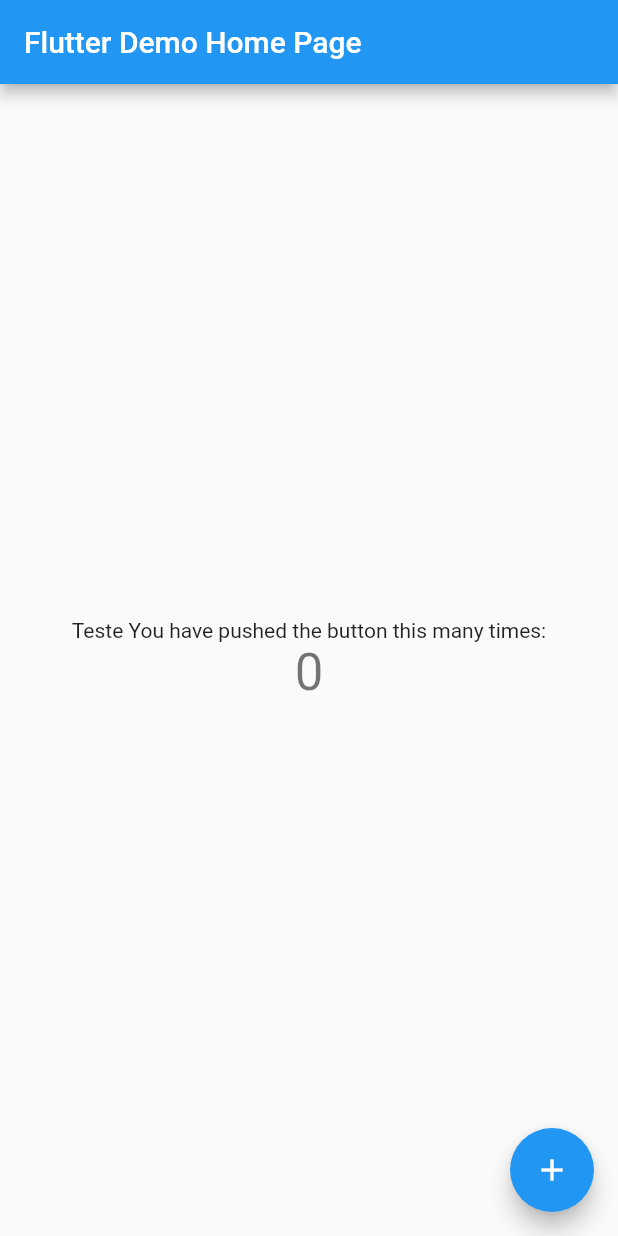
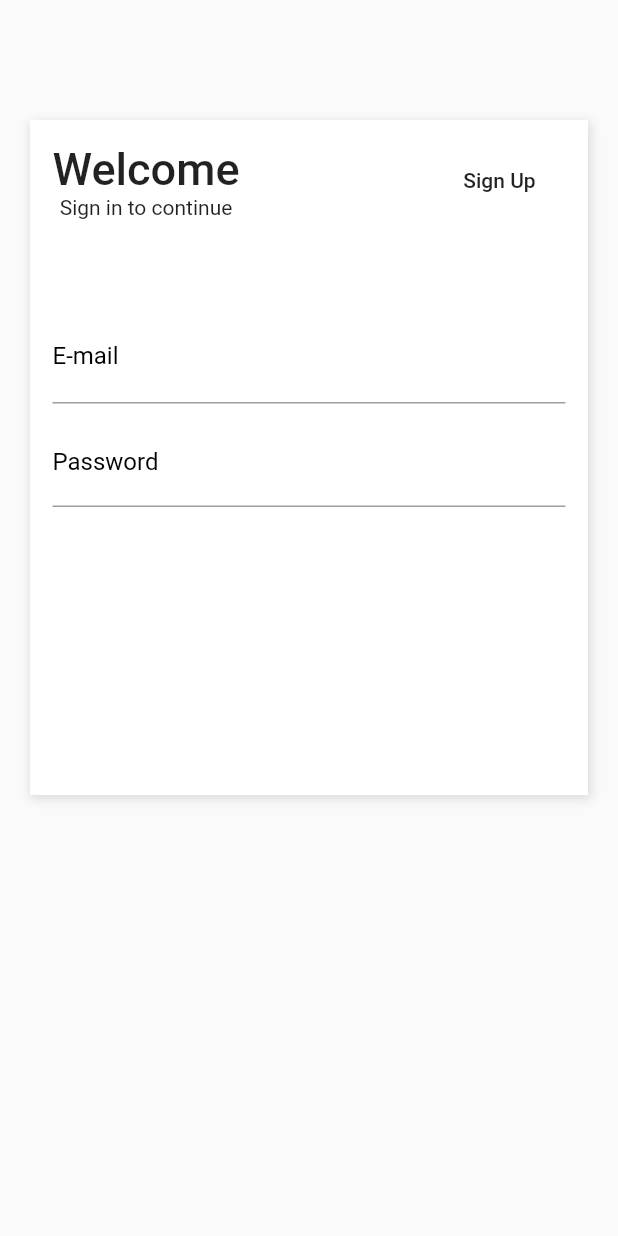
Before and after one commit to wandealves/Flutter_eshop_layout, a Flutter app: the screen it shows after launch, on a phone screen of 412 x 824 dp. Run offline on Flutter 3.47's test engine with Material 2 defaults, Android fonts, the phone set to English and light mode, and no system bars.

Commit message:
Criação page login

```diff
--- a/eshop/lib/main.dart
+++ b/eshop/lib/main.dart
@@ -1,4 +1,6 @@
 import 'package:flutter/material.dart';
+
+import 'package:eshop/pages/login.page.dart';
 
 void main() => runApp(MyApp());
 
@@ -8,104 +10,11 @@
   Widget build(BuildContext context) {
     return MaterialApp(
       title: 'Flutter Demo',
+      debugShowCheckedModeBanner: false,
       theme: ThemeData(
-        // This is the theme of your application.
-        //
-        // Try running your application with "flutter run". You'll see the
-        // application has a blue toolbar. Then, without quitting the app, try
-        // changing the primarySwatch below to Colors.green and then invoke
-        // "hot reload" (press "r" in the console where you ran "flutter run",
-        // or simply save your changes to "hot reload" in a Flutter IDE).
-        // Notice that the counter didn't reset back to zero; the application
-        // is not restarted.
         primarySwatch: Colors.blue,
       ),
-      home: MyHomePage(title: 'Flutter Demo Home Page'),
+      home: LoginPage(),
     );
   }
 }
-
-class MyHomePage extends StatefulWidget {
-  MyHomePage({Key key, this.title}) : super(key: key);
-
-  // This widget is the home page of your application. It is stateful, meaning
-  // that it has a State object (defined below) that contains fields that affect
-  // how it looks.
-
-  // This class is the configuration for the state. It holds the values (in this
-  // case the title) provided by the parent (in this case the App widget) and
-  // used by the build method of the State. Fields in a Widget subclass are
-  // always marked "final".
-
-  final String title;
-
-  @override
-  _MyHomePageState createState() => _MyHomePageState();
-}
-
-class _MyHomePageState extends State<MyHomePage> {
-  int _counter = 0;
-
-  void _incrementCounter() {
-    setState(() {
-      // This call to setState tells the Flutter framework that something has
-      // changed in this State, which causes it to rerun the build method below
-      // so that the display can reflect the updated values. If we changed
-      // _counter without calling setState(), then the build method would not be
-      // called again, and so nothing would appear to happen.
-      _counter++;
-    });
-  }
-
-  @override
-  Widget build(BuildContext context) {
-    // This method is rerun every time setState is called, for instance as done
-    // by the _incrementCounter method above.
-    //
-    // The Flutter framework has been optimized to make rerunning build methods
-    // fast, so that you can just rebuild anything that needs updating rather
-    // than having to individually change instances of widgets.
-    return Scaffold(
-      appBar: AppBar(
-        // Here we take the value from the MyHomePage object that was created by
-        // the App.build method, and use it to set our appbar title.
-        title: Text(widget.title),
-      ),
-      body: Center(
-        // Center is a layout widget. It takes a single child and positions it
-        // in the middle of the parent.
-        child: Column(
-          // Column is also a layout widget. It takes a list of children and
-          // arranges them vertically. By default, it sizes itself to fit its
-          // children horizontally, and tries to be as tall as its parent.
-          //
-          // Invoke "debug painting" (press "p" in the console, choose the
-          // "Toggle Debug Paint" action from the Flutter Inspector in Android
-          // Studio, or the "Toggle Debug Paint" command in Visual Studio Code)
-          // to see the wireframe for each widget.
-          //
-          // Column has various properties to control how it sizes itself and
-          // how it positions its children. Here we use mainAxisAlignment to
-          // center the children vertically; the main axis here is the vertical
-          // axis because Columns are vertical (the cross axis would be
-          // horizontal).
-          mainAxisAlignment: MainAxisAlignment.center,
-          children: <Widget>[
-            Text(
-              'Teste You have pushed the button this many times:',
-            ),
-            Text(
-              '$_counter',
-              style: Theme.of(context).textTheme.display1,
-            ),
-          ],
-        ),
-      ),
-      floatingActionButton: FloatingActionButton(
-        onPressed: _incrementCounter,
-        tooltip: 'Increment',
-        child: Icon(Icons.add),
-      ), // This trailing comma makes auto-formatting nicer for build methods.
-    );
-  }
-}
--- /dev/null
+++ b/eshop/lib/pages/login.page.dart
@@ -0,0 +1,98 @@
+import 'package:flutter/material.dart';
+
+class LoginPage extends StatelessWidget {
+  @override
+  Widget build(BuildContext context) {
+    return Scaffold(
+      body: Container(
+        padding: EdgeInsets.only(
+          top: 80,
+          left: 20,
+          right: 20,
+          bottom: 40,
+        ),
+        child: Column(
+          children: <Widget>[
+            Container(
+              height: 450,
+              decoration: BoxDecoration(
+                color: Colors.white,
+                boxShadow: [
+                  new BoxShadow(
+                    color: Colors.black12,
+                    offset: new Offset(1, 2.0),
+                    blurRadius: 5,
+                    spreadRadius: 1,
+                  ),
+                ],
+              ),
+              child: Padding(
+                padding: EdgeInsets.all(15),
+                child: ListView(
+                  children: <Widget>[
+                    Row(
+                      mainAxisAlignment: MainAxisAlignment.spaceBetween,
+                      children: <Widget>[
+                        Column(
+                          children: <Widget>[
+                            Text(
+                              "Welcome",
+                              style: TextStyle(
+                                fontSize: 30,
+                                fontWeight: FontWeight.w500,
+                              ),
+                            ),
+                            Text("Sign in to continue"),
+                          ],
+                        ),
+                        FlatButton(
+                          child: Text("Sign Up"),
+                          onPressed: () {},
+                        ),
+                      ],
+                    ),
+                    SizedBox(
+                      height: 60,
+                    ),
+                    TextFormField(
+                      keyboardType: TextInputType.emailAddress,
+                      decoration: InputDecoration(
+                        labelText: "E-mail",
+                        labelStyle: TextStyle(
+                          color: Colors.black,
+                          fontWeight: FontWeight.w400,
+                          fontSize: 16,
+                        ),
+                      ),
+                      style: TextStyle(
+                        fontSize: 20,
+                      ),
+                    ),
+                    SizedBox(
+                      height: 10,
+                    ),
+                    TextFormField(
+                      keyboardType: TextInputType.text,
+                      obscureText: true,
+                      decoration: InputDecoration(
+                        labelText: "Password",
+                        labelStyle: TextStyle(
+                          color: Colors.black,
+                          fontWeight: FontWeight.w400,
+                          fontSize: 16,
+                        ),
+                      ),
+                    ),
+                    SizedBox(
+                      height: 10,
+                    ),
+                  ],
+                ),
+              ),
+            ),
+          ],
+        ),
+      ),
+    );
+  }
+}
```
